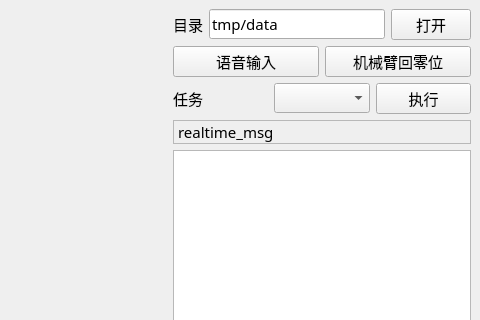
Above: ui/form.ui from Wel2018/va_dp3_client before the change; both pictures show x 735 to 1215 and y 0 to 320 of the 1215 by 820 pixel window. Below: the same form after it.
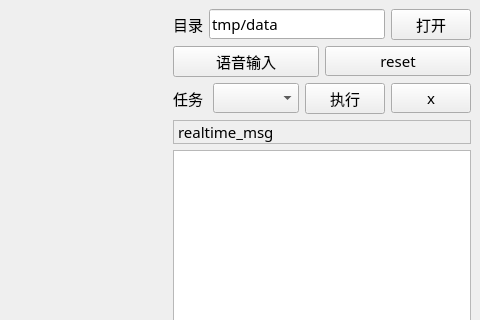
That is the form after the change.

```diff
--- a/ui/form.ui
+++ b/ui/form.ui
@@ -137,7 +137,7 @@
           <item row="0" column="1">
            <widget class="QPushButton" name="btn_arm_zero">
             <property name="text">
-             <string>机械臂回零位</string>
+             <string>reset</string>
             </property>
            </widget>
           </item>
@@ -160,6 +160,13 @@
               </property>
              </widget>
             </item>
+            <item>
+             <widget class="QPushButton" name="btn_stop">
+              <property name="text">
+               <string>x</string>
+              </property>
+             </widget>
+            </item>
            </layout>
           </item>
          </layout>
```
